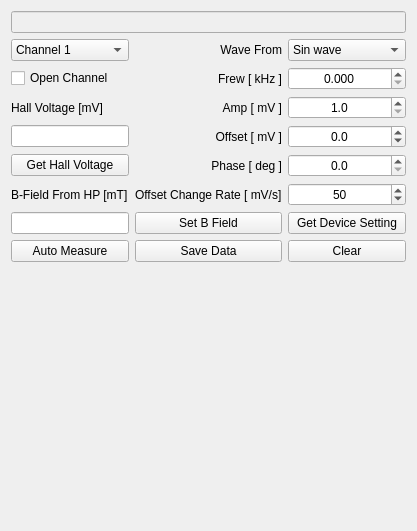
Before: the Qt Designer form wfg_dialog.ui in TripletESR/DAQ_GUI, drawn with Qt 5.
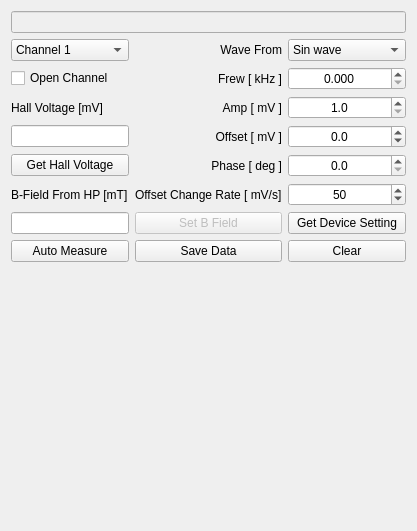
After: the same form once the commit is applied. Custom widgets are drawn as their Qt base class.

What changed in the file:
```diff
--- a/wfg_dialog.ui
+++ b/wfg_dialog.ui
@@ -257,6 +257,9 @@
      </item>
      <item row="6" column="1">
       <widget class="QPushButton" name="pushButton_SetB">
+       <property name="enabled">
+        <bool>false</bool>
+       </property>
        <property name="text">
         <string>Set B Field</string>
        </property>
```
